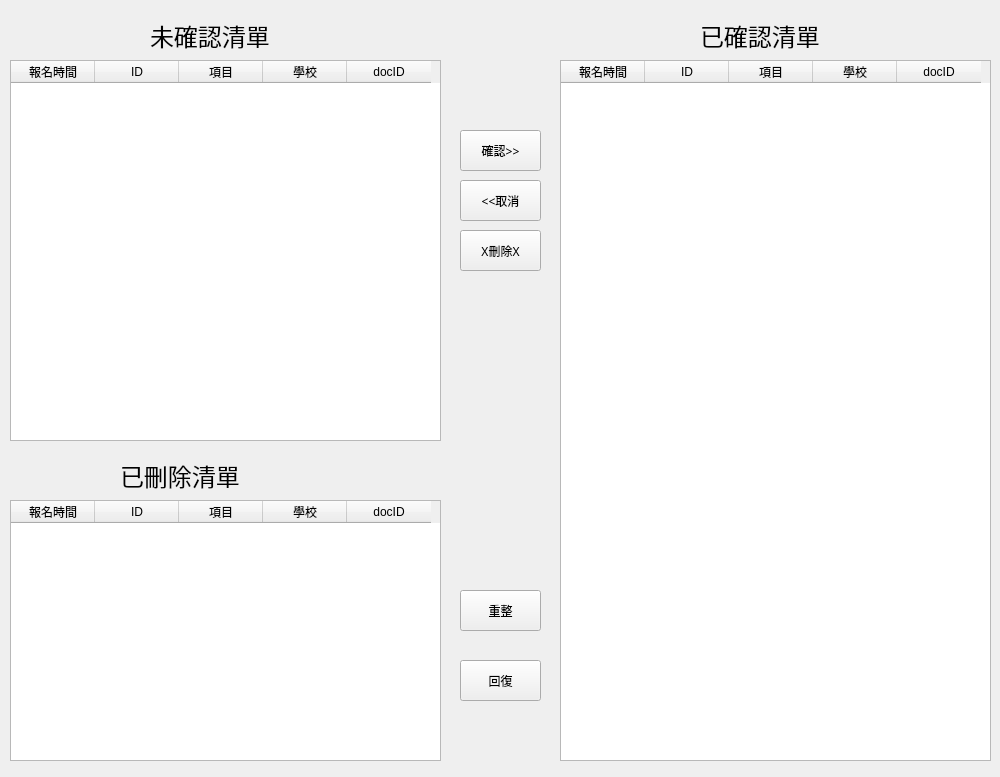
RuiChen0101/2019nukl, file client/ui/mainui.ui: the form before one commit.
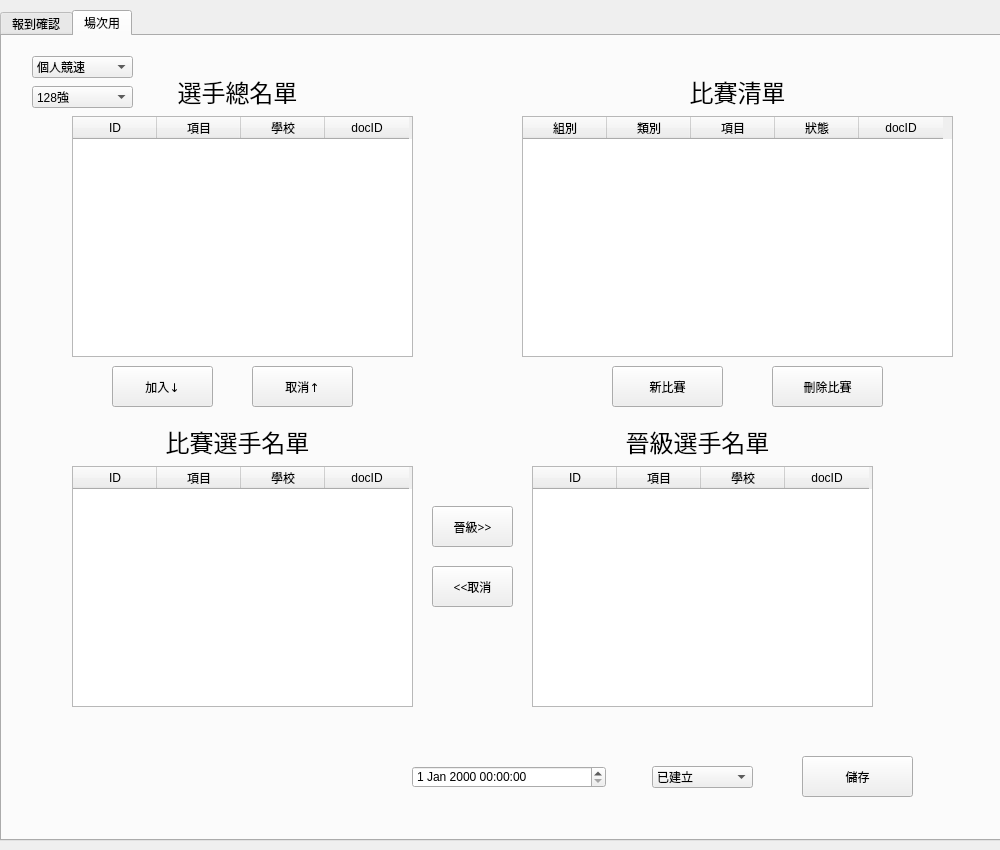
The form after the commit.

What changed in the file:
```diff
--- a/client/ui/mainui.ui
+++ b/client/ui/mainui.ui
@@ -7,109 +7,58 @@
     <x>0</x>
     <y>0</y>
     <width>1000</width>
-    <height>777</height>
+    <height>850</height>
    </rect>
   </property>
   <property name="minimumSize">
    <size>
     <width>1000</width>
-    <height>777</height>
+    <height>850</height>
    </size>
   </property>
   <property name="maximumSize">
    <size>
     <width>1000</width>
-    <height>777</height>
+    <height>850</height>
    </size>
   </property>
   <property name="windowTitle">
    <string>nukl-enroll-client</string>
   </property>
   <widget class="QWidget" name="centralwidget">
-   <widget class="QLabel" name="uncheck_list_label">
+   <widget class="QTabWidget" name="function_tab">
     <property name="geometry">
      <rect>
-      <x>150</x>
-      <y>20</y>
-      <width>151</width>
-      <height>31</height>
+      <x>0</x>
+      <y>10</y>
+      <width>1001</width>
+      <height>831</height>
      </rect>
     </property>
-    <property name="font">
-     <font>
-      <family>微軟正黑體</family>
-      <pointsize>18</pointsize>
-     </font>
+    <property name="currentIndex">
+     <number>1</number>
     </property>
-    <property name="text">
-     <string>未確認清單</string>
-    </property>
-   </widget>
-   <widget class="QLabel" name="checked_list_label">
-    <property name="geometry">
-     <rect>
-      <x>700</x>
-      <y>20</y>
-      <width>151</width>
-      <height>31</height>
-     </rect>
-    </property>
-    <property name="font">
-     <font>
-      <family>微軟正黑體</family>
-      <pointsize>18</pointsize>
-     </font>
-    </property>
-    <property name="text">
-     <string>已確認清單</string>
-    </property>
-   </widget>
-   <widget class="QTableWidget" name="uncheck_list">
-    <property name="geometry">
-     <rect>
-      <x>10</x>
-      <y>60</y>
-      <width>431</width>
-      <height>381</height>
-     </rect>
-    </property>
-    <property name="editTriggers">
-     <set>QAbstractItemView::NoEditTriggers</set>
-    </property>
-    <property name="selectionMode">
-     <enum>QAbstractItemView::SingleSelection</enum>
-    </property>
-    <property name="selectionBehavior">
-     <enum>QAbstractItemView::SelectRows</enum>
-    </property>
-    <attribute name="horizontalHeaderDefaultSectionSize">
-     <number>84</number>
-    </attribute>
-    <column>
-     <property name="text">
-      <string>報名時間</string>
-     </property>
-    </column>
-    <column>
-     <property name="text">
-      <string>ID</string>
-     </property>
-    </column>
-    <column>
+    <widget class="QWidget" name="enroll_check_tab">
+     <attribute name="title">
+      <string>報到確認</string>
+     </attribute>
+     <widget class="QPushButton" name="cancel_btn">
+      <property name="geometry">
+       <rect>
+        <x>460</x>
+        <y>180</y>
+        <width>81</width>
+        <height>41</height>
+       </rect>
+      </property>
+      <property name="font">
+       <font>
+        <family>微軟正黑體</family>
+       </font>
+      </property>
      <property name="text">
-      <string>項目</string>
-     </property>
-    </column>
-    <column>
-     <property name="text">
-      <string>學校</string>
-     </property>
-    </column>
-    <column>
-     <property name="text">
-      <string>docID</string>
-     </property>
-    </column>
+       <string>&lt;&lt;取消</string>
+      </property>
    </widget>
    <widget class="QTableWidget" name="checked_list">
     <property name="geometry">
@@ -176,22 +125,48 @@
      <string>確認&gt;&gt;</string>
     </property>
    </widget>
-   <widget class="QPushButton" name="cancel_btn">
+     <widget class="QLabel" name="uncheck_list_label">
     <property name="geometry">
      <rect>
-      <x>460</x>
-      <y>180</y>
-      <width>81</width>
-      <height>41</height>
+        <x>140</x>
+        <y>20</y>
+        <width>151</width>
+        <height>31</height>
      </rect>
     </property>
     <property name="font">
      <font>
       <family>微軟正黑體</family>
+        <pointsize>18</pointsize>
      </font>
     </property>
     <property name="text">
-     <string>&lt;&lt;取消</string>
+       <string>未確認清單</string>
+      </property>
+      <property name="alignment">
+       <set>Qt::AlignCenter</set>
+      </property>
+     </widget>
+     <widget class="QLabel" name="checked_list_label">
+      <property name="geometry">
+       <rect>
+        <x>690</x>
+        <y>20</y>
+        <width>151</width>
+        <height>31</height>
+       </rect>
+      </property>
+      <property name="font">
+       <font>
+        <family>微軟正黑體</family>
+        <pointsize>18</pointsize>
+       </font>
+      </property>
+      <property name="text">
+       <string>已確認清單</string>
+      </property>
+      <property name="alignment">
+       <set>Qt::AlignCenter</set>
     </property>
    </widget>
    <widget class="QPushButton" name="delete_btn">
@@ -262,7 +237,7 @@
    <widget class="QLabel" name="deleted_list_label">
     <property name="geometry">
      <rect>
-      <x>120</x>
+        <x>140</x>
       <y>460</y>
       <width>151</width>
       <height>31</height>
@@ -277,23 +252,8 @@
     <property name="text">
      <string>已刪除清單</string>
     </property>
-   </widget>
-   <widget class="QPushButton" name="relife_btn">
-    <property name="geometry">
-     <rect>
-      <x>460</x>
-      <y>660</y>
-      <width>81</width>
-      <height>41</height>
-     </rect>
-    </property>
-    <property name="font">
-     <font>
-      <family>微軟正黑體</family>
-     </font>
-    </property>
-    <property name="text">
-     <string>回復</string>
+      <property name="alignment">
+       <set>Qt::AlignCenter</set>
     </property>
    </widget>
    <widget class="QPushButton" name="refresh_btn">
@@ -313,6 +273,583 @@
     <property name="text">
      <string>重整</string>
     </property>
+     </widget>
+     <widget class="QTableWidget" name="uncheck_list">
+      <property name="geometry">
+       <rect>
+        <x>10</x>
+        <y>60</y>
+        <width>431</width>
+        <height>381</height>
+       </rect>
+      </property>
+      <property name="editTriggers">
+       <set>QAbstractItemView::NoEditTriggers</set>
+      </property>
+      <property name="selectionMode">
+       <enum>QAbstractItemView::SingleSelection</enum>
+      </property>
+      <property name="selectionBehavior">
+       <enum>QAbstractItemView::SelectRows</enum>
+      </property>
+      <attribute name="horizontalHeaderDefaultSectionSize">
+       <number>84</number>
+      </attribute>
+      <column>
+       <property name="text">
+        <string>報名時間</string>
+       </property>
+      </column>
+      <column>
+       <property name="text">
+        <string>ID</string>
+       </property>
+      </column>
+      <column>
+       <property name="text">
+        <string>項目</string>
+       </property>
+      </column>
+      <column>
+       <property name="text">
+        <string>學校</string>
+       </property>
+      </column>
+      <column>
+       <property name="text">
+        <string>docID</string>
+       </property>
+      </column>
+     </widget>
+     <widget class="QPushButton" name="relife_btn">
+      <property name="geometry">
+       <rect>
+        <x>460</x>
+        <y>660</y>
+        <width>81</width>
+        <height>41</height>
+       </rect>
+      </property>
+      <property name="font">
+       <font>
+        <family>微軟正黑體</family>
+       </font>
+      </property>
+      <property name="text">
+       <string>回復</string>
+      </property>
+     </widget>
+    </widget>
+    <widget class="QWidget" name="match_tab">
+     <attribute name="title">
+      <string>場次用</string>
+     </attribute>
+     <widget class="QLabel" name="total_player_list_label">
+      <property name="geometry">
+       <rect>
+        <x>160</x>
+        <y>40</y>
+        <width>151</width>
+        <height>31</height>
+       </rect>
+      </property>
+      <property name="font">
+       <font>
+        <family>微軟正黑體</family>
+        <pointsize>18</pointsize>
+       </font>
+      </property>
+      <property name="text">
+       <string>選手總名單</string>
+      </property>
+      <property name="alignment">
+       <set>Qt::AlignCenter</set>
+      </property>
+     </widget>
+     <widget class="QComboBox" name="catgory_list">
+      <property name="geometry">
+       <rect>
+        <x>30</x>
+        <y>20</y>
+        <width>101</width>
+        <height>22</height>
+       </rect>
+      </property>
+      <property name="currentIndex">
+       <number>0</number>
+      </property>
+      <property name="maxCount">
+       <number>3</number>
+      </property>
+      <item>
+       <property name="text">
+        <string>個人競速</string>
+       </property>
+      </item>
+      <item>
+       <property name="text">
+        <string>個人道具</string>
+       </property>
+      </item>
+      <item>
+       <property name="text">
+        <string>團體競速</string>
+       </property>
+      </item>
+     </widget>
+     <widget class="QLabel" name="match_list_lable">
+      <property name="geometry">
+       <rect>
+        <x>660</x>
+        <y>40</y>
+        <width>151</width>
+        <height>31</height>
+       </rect>
+      </property>
+      <property name="font">
+       <font>
+        <family>微軟正黑體</family>
+        <pointsize>18</pointsize>
+       </font>
+      </property>
+      <property name="text">
+       <string>比賽清單</string>
+      </property>
+      <property name="alignment">
+       <set>Qt::AlignCenter</set>
+      </property>
+     </widget>
+     <widget class="QTableWidget" name="total_player_list">
+      <property name="geometry">
+       <rect>
+        <x>70</x>
+        <y>80</y>
+        <width>341</width>
+        <height>241</height>
+       </rect>
+      </property>
+      <property name="editTriggers">
+       <set>QAbstractItemView::NoEditTriggers</set>
+      </property>
+      <property name="selectionMode">
+       <enum>QAbstractItemView::SingleSelection</enum>
+      </property>
+      <property name="selectionBehavior">
+       <enum>QAbstractItemView::SelectRows</enum>
+      </property>
+      <attribute name="horizontalHeaderDefaultSectionSize">
+       <number>84</number>
+      </attribute>
+      <column>
+       <property name="text">
+        <string>ID</string>
+       </property>
+      </column>
+      <column>
+       <property name="text">
+        <string>項目</string>
+       </property>
+      </column>
+      <column>
+       <property name="text">
+        <string>學校</string>
+       </property>
+      </column>
+      <column>
+       <property name="text">
+        <string>docID</string>
+       </property>
+      </column>
+     </widget>
+     <widget class="QTableWidget" name="match_list">
+      <property name="geometry">
+       <rect>
+        <x>520</x>
+        <y>80</y>
+        <width>431</width>
+        <height>241</height>
+       </rect>
+      </property>
+      <property name="editTriggers">
+       <set>QAbstractItemView::NoEditTriggers</set>
+      </property>
+      <property name="selectionMode">
+       <enum>QAbstractItemView::SingleSelection</enum>
+      </property>
+      <property name="selectionBehavior">
+       <enum>QAbstractItemView::SelectRows</enum>
+      </property>
+      <attribute name="horizontalHeaderDefaultSectionSize">
+       <number>84</number>
+      </attribute>
+      <column>
+       <property name="text">
+        <string>組別</string>
+       </property>
+      </column>
+      <column>
+       <property name="text">
+        <string>類別</string>
+       </property>
+      </column>
+      <column>
+       <property name="text">
+        <string>項目</string>
+       </property>
+      </column>
+      <column>
+       <property name="text">
+        <string>狀態</string>
+       </property>
+      </column>
+      <column>
+       <property name="text">
+        <string>docID</string>
+       </property>
+      </column>
+     </widget>
+     <widget class="QComboBox" name="round_list">
+      <property name="geometry">
+       <rect>
+        <x>30</x>
+        <y>50</y>
+        <width>101</width>
+        <height>22</height>
+       </rect>
+      </property>
+      <property name="currentIndex">
+       <number>0</number>
+      </property>
+      <property name="maxCount">
+       <number>6</number>
+      </property>
+      <item>
+       <property name="text">
+        <string>128強</string>
+       </property>
+      </item>
+      <item>
+       <property name="text">
+        <string>64強</string>
+       </property>
+      </item>
+      <item>
+       <property name="text">
+        <string>32強</string>
+       </property>
+      </item>
+      <item>
+       <property name="text">
+        <string>16強</string>
+       </property>
+      </item>
+      <item>
+       <property name="text">
+        <string>8強</string>
+       </property>
+      </item>
+      <item>
+       <property name="text">
+        <string>4強</string>
+       </property>
+      </item>
+     </widget>
+     <widget class="QTableWidget" name="player_list">
+      <property name="geometry">
+       <rect>
+        <x>70</x>
+        <y>430</y>
+        <width>341</width>
+        <height>241</height>
+       </rect>
+      </property>
+      <property name="editTriggers">
+       <set>QAbstractItemView::NoEditTriggers</set>
+      </property>
+      <property name="selectionMode">
+       <enum>QAbstractItemView::SingleSelection</enum>
+      </property>
+      <property name="selectionBehavior">
+       <enum>QAbstractItemView::SelectRows</enum>
+      </property>
+      <attribute name="horizontalHeaderDefaultSectionSize">
+       <number>84</number>
+      </attribute>
+      <column>
+       <property name="text">
+        <string>ID</string>
+       </property>
+      </column>
+      <column>
+       <property name="text">
+        <string>項目</string>
+       </property>
+      </column>
+      <column>
+       <property name="text">
+        <string>學校</string>
+       </property>
+      </column>
+      <column>
+       <property name="text">
+        <string>docID</string>
+       </property>
+      </column>
+     </widget>
+     <widget class="QLabel" name="player_list_label">
+      <property name="geometry">
+       <rect>
+        <x>160</x>
+        <y>390</y>
+        <width>151</width>
+        <height>31</height>
+       </rect>
+      </property>
+      <property name="font">
+       <font>
+        <family>微軟正黑體</family>
+        <pointsize>18</pointsize>
+       </font>
+      </property>
+      <property name="text">
+       <string>比賽選手名單</string>
+      </property>
+      <property name="alignment">
+       <set>Qt::AlignCenter</set>
+      </property>
+     </widget>
+     <widget class="QPushButton" name="add_btn">
+      <property name="geometry">
+       <rect>
+        <x>110</x>
+        <y>330</y>
+        <width>101</width>
+        <height>41</height>
+       </rect>
+      </property>
+      <property name="font">
+       <font>
+        <family>微軟正黑體</family>
+       </font>
+      </property>
+      <property name="text">
+       <string>加入↓</string>
+      </property>
+     </widget>
+     <widget class="QPushButton" name="remove_btn">
+      <property name="geometry">
+       <rect>
+        <x>250</x>
+        <y>330</y>
+        <width>101</width>
+        <height>41</height>
+       </rect>
+      </property>
+      <property name="font">
+       <font>
+        <family>微軟正黑體</family>
+       </font>
+      </property>
+      <property name="text">
+       <string>取消↑</string>
+      </property>
+     </widget>
+     <widget class="QPushButton" name="delete_match_btn">
+      <property name="geometry">
+       <rect>
+        <x>770</x>
+        <y>330</y>
+        <width>111</width>
+        <height>41</height>
+       </rect>
+      </property>
+      <property name="font">
+       <font>
+        <family>微軟正黑體</family>
+       </font>
+      </property>
+      <property name="text">
+       <string>刪除比賽</string>
+      </property>
+     </widget>
+     <widget class="QPushButton" name="new_match_btn">
+      <property name="geometry">
+       <rect>
+        <x>610</x>
+        <y>330</y>
+        <width>111</width>
+        <height>41</height>
+       </rect>
+      </property>
+      <property name="font">
+       <font>
+        <family>微軟正黑體</family>
+       </font>
+      </property>
+      <property name="text">
+       <string>新比賽</string>
+      </property>
+     </widget>
+     <widget class="QTableWidget" name="advance_player_list">
+      <property name="geometry">
+       <rect>
+        <x>530</x>
+        <y>430</y>
+        <width>341</width>
+        <height>241</height>
+       </rect>
+      </property>
+      <property name="editTriggers">
+       <set>QAbstractItemView::NoEditTriggers</set>
+      </property>
+      <property name="selectionMode">
+       <enum>QAbstractItemView::SingleSelection</enum>
+      </property>
+      <property name="selectionBehavior">
+       <enum>QAbstractItemView::SelectRows</enum>
+      </property>
+      <attribute name="horizontalHeaderDefaultSectionSize">
+       <number>84</number>
+      </attribute>
+      <column>
+       <property name="text">
+        <string>ID</string>
+       </property>
+      </column>
+      <column>
+       <property name="text">
+        <string>項目</string>
+       </property>
+      </column>
+      <column>
+       <property name="text">
+        <string>學校</string>
+       </property>
+      </column>
+      <column>
+       <property name="text">
+        <string>docID</string>
+       </property>
+      </column>
+     </widget>
+     <widget class="QLabel" name="advance_player_list_label">
+      <property name="geometry">
+       <rect>
+        <x>620</x>
+        <y>390</y>
+        <width>151</width>
+        <height>31</height>
+       </rect>
+      </property>
+      <property name="font">
+       <font>
+        <family>微軟正黑體</family>
+        <pointsize>18</pointsize>
+       </font>
+      </property>
+      <property name="text">
+       <string>晉級選手名單</string>
+      </property>
+      <property name="alignment">
+       <set>Qt::AlignCenter</set>
+      </property>
+     </widget>
+     <widget class="QPushButton" name="add_advance_btn">
+      <property name="geometry">
+       <rect>
+        <x>430</x>
+        <y>470</y>
+        <width>81</width>
+        <height>41</height>
+       </rect>
+      </property>
+      <property name="font">
+       <font>
+        <family>微軟正黑體</family>
+       </font>
+      </property>
+      <property name="text">
+       <string>晉級&gt;&gt;</string>
+      </property>
+     </widget>
+     <widget class="QPushButton" name="cancel_advance_btn">
+      <property name="geometry">
+       <rect>
+        <x>430</x>
+        <y>530</y>
+        <width>81</width>
+        <height>41</height>
+       </rect>
+      </property>
+      <property name="font">
+       <font>
+        <family>微軟正黑體</family>
+       </font>
+      </property>
+      <property name="text">
+       <string>&lt;&lt;取消</string>
+      </property>
+     </widget>
+     <widget class="QPushButton" name="save_btn">
+      <property name="geometry">
+       <rect>
+        <x>800</x>
+        <y>720</y>
+        <width>111</width>
+        <height>41</height>
+       </rect>
+      </property>
+      <property name="font">
+       <font>
+        <family>微軟正黑體</family>
+       </font>
+      </property>
+      <property name="text">
+       <string>儲存</string>
+      </property>
+     </widget>
+     <widget class="QComboBox" name="status_list">
+      <property name="geometry">
+       <rect>
+        <x>650</x>
+        <y>730</y>
+        <width>101</width>
+        <height>22</height>
+       </rect>
+      </property>
+      <property name="currentIndex">
+       <number>0</number>
+      </property>
+      <property name="maxCount">
+       <number>3</number>
+      </property>
+      <item>
+       <property name="text">
+        <string>已建立</string>
+       </property>
+      </item>
+      <item>
+       <property name="text">
+        <string>已約戰</string>
+       </property>
+      </item>
+      <item>
+       <property name="text">
+        <string>已完成</string>
+       </property>
+      </item>
+     </widget>
+     <widget class="QDateTimeEdit" name="match_time">
+      <property name="geometry">
+       <rect>
+        <x>410</x>
+        <y>730</y>
+        <width>194</width>
+        <height>22</height>
+       </rect>
+      </property>
+     </widget>
+    </widget>
    </widget>
   </widget>
  </widget>
```
Lines whose indentation alone changed are shown as unchanged.
